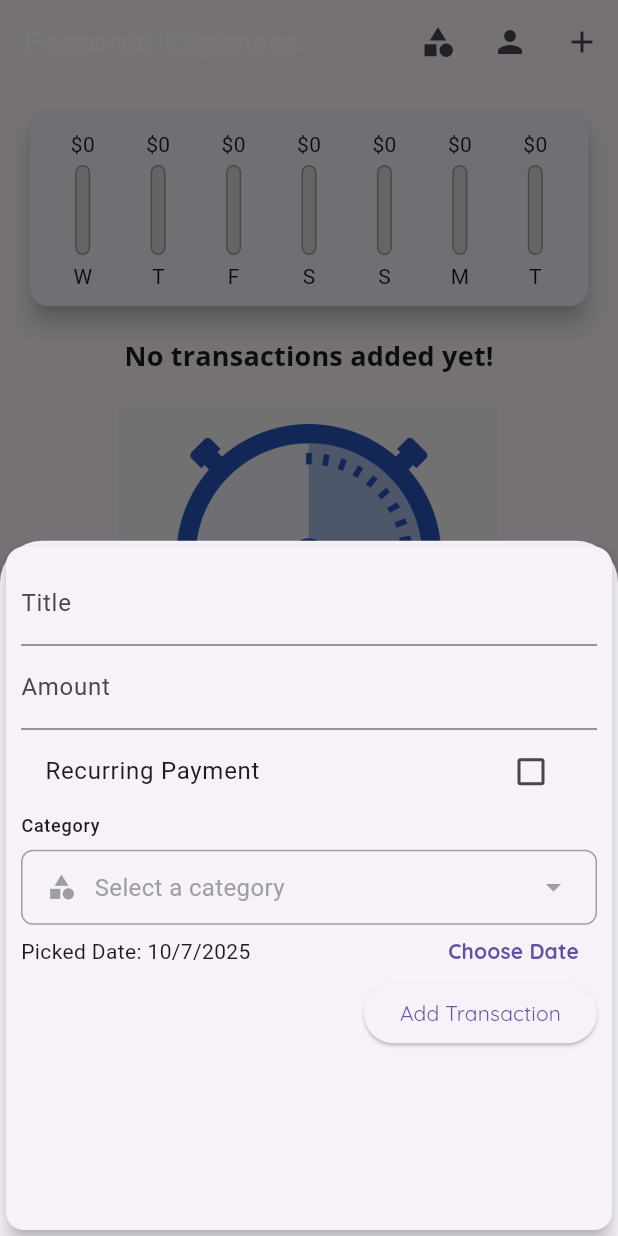
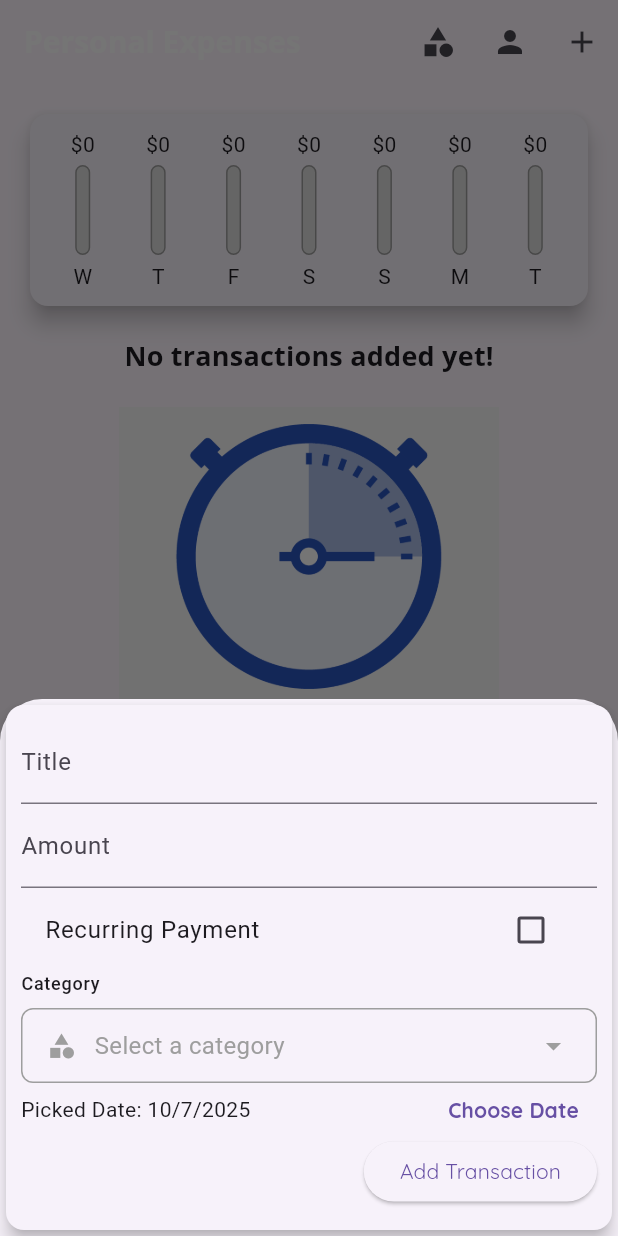
Before and after one commit to Anna-Dinius/ASE-456-Expense-App, a Flutter app: the screen it shows once a user with an empty profile is signed in, after a tap on the "add" icon, on a phone screen of 412 x 824 dp. Run offline on Flutter 3.47's test engine with Material 3 defaults, Android fonts, the light colour scheme and no system bars; our stand-ins replace cloud_firestore, firebase_auth, firebase_core; accounts and stored records are empty.

Commit message:
Wrapped `NewTransaction` `Column` in `SingleChildScrollView` & added padding below Add Transaction btn'

```diff
--- a/root/lib/view/new_transaction.dart
+++ b/root/lib/view/new_transaction.dart
@@ -162,6 +162,7 @@
       elevation: 5,
       child: Container(
           padding: EdgeInsets.all(10),
+          child: SingleChildScrollView(
             child: Column(
               crossAxisAlignment: CrossAxisAlignment.end,
               children: <Widget>[
@@ -262,13 +263,16 @@
                       ],
                     ),
                   ),
-            ElevatedButton(
+                Padding(
+                  padding: const EdgeInsets.only(bottom: 5),
+                  child: ElevatedButton(
                     child: Text('Add Transaction'),
                     onPressed: _submitData,
                   ),
+                )
               ],
             ),
-      ),
+          )),
     );
   }
 }
```
Lines whose indentation alone changed are shown as unchanged.
